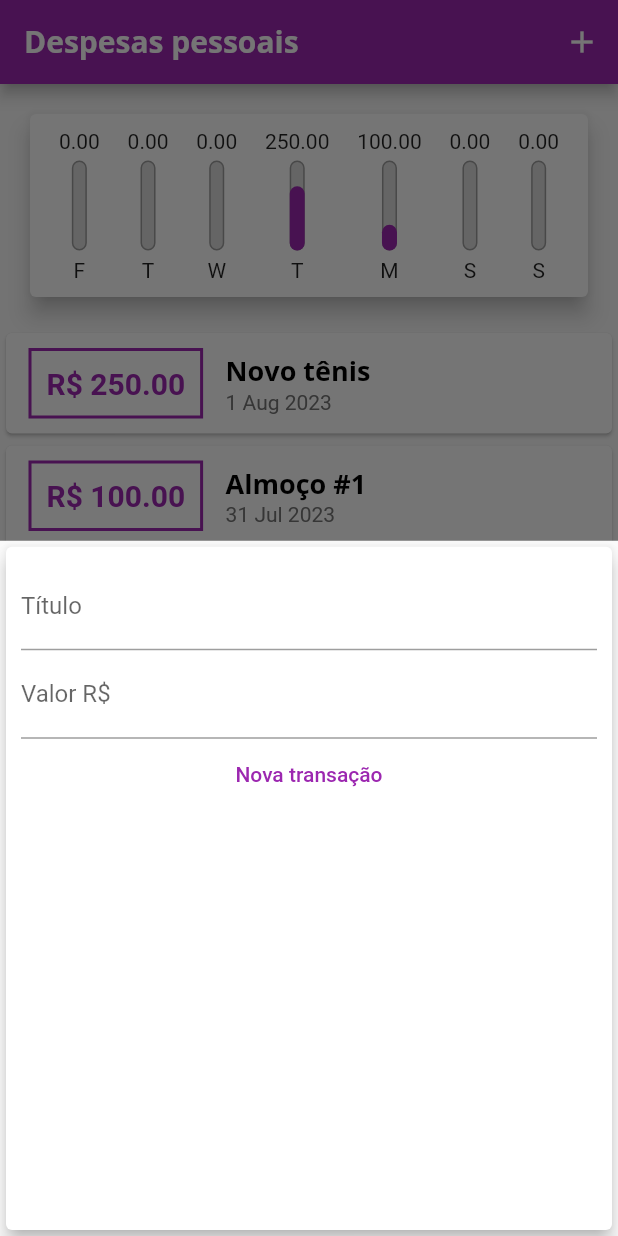
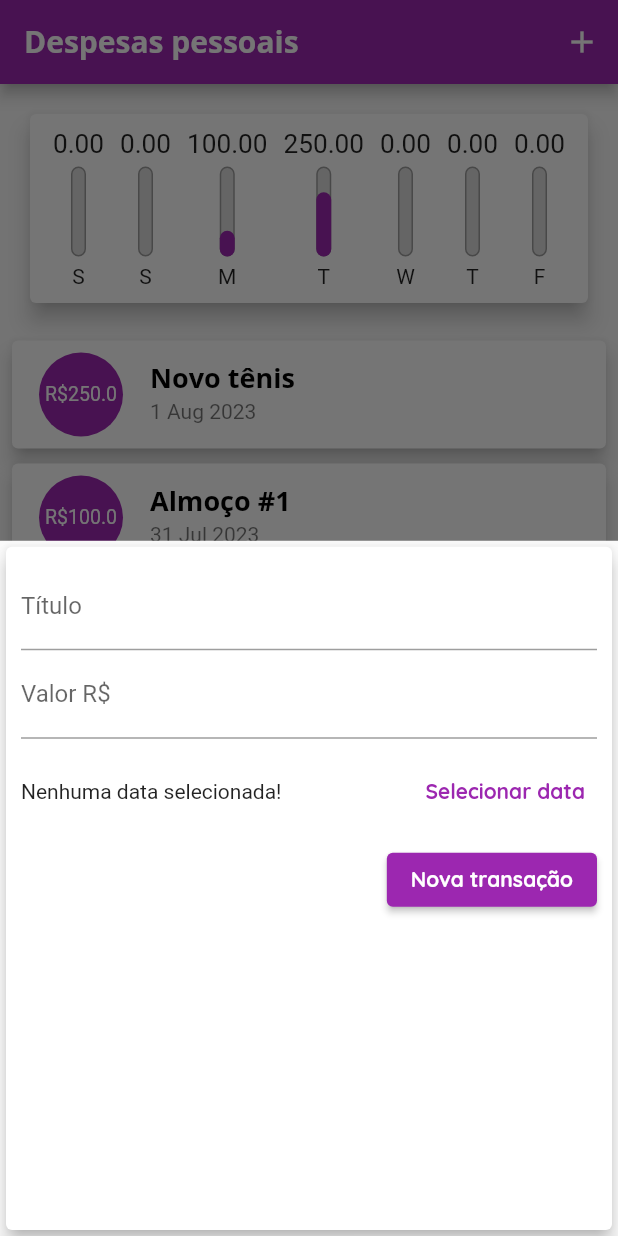
Before and after one commit to santanapaulo/flutter_expenses, a Flutter app: the screen it shows after launch, after a tap on the "add" icon, on a phone screen of 412 x 824 dp. Run offline on Flutter 3.47's test engine with Material 2 defaults, Android fonts, the phone set to English and light mode, and no system bars; our stand-ins replace device_preview.

Commit message:
adding datepicker component

```diff
--- a/lib/components/chart.dart
+++ b/lib/components/chart.dart
@@ -25,7 +25,7 @@ class Chart extends StatelessWidget {
       }
 
       return {'day': DateFormat.E().format(weekDay)[0], 'value': totalSum};
-    });
+    }).reversed.toList();
   }
 
   double get _weekTotalValue {
--- a/lib/components/chart_bar.dart
+++ b/lib/components/chart_bar.dart
@@ -15,7 +15,9 @@ class ChartBar extends StatelessWidget {
   Widget build(BuildContext context) {
     return Column(
       children: [
-        FittedBox(child: Text(value.toStringAsFixed(2))),
+        SizedBox(
+            height: 20,
+            child: FittedBox(child: Text(value.toStringAsFixed(2)))),
         const SizedBox(
           height: 5,
         ),
--- a/lib/components/transaction_form.dart
+++ b/lib/components/transaction_form.dart
@@ -1,4 +1,5 @@
 import 'package:flutter/material.dart';
+import 'package:intl/intl.dart';
 
 class TransactionForm extends StatefulWidget {
   final void Function(String, double) onSubmit;
@@ -10,16 +11,34 @@ class TransactionForm extends StatefulWidget {
 }
 
 class _TransactionFormState extends State<TransactionForm> {
-  final titleController = TextEditingController();
-  final valueController = TextEditingController();
+  final _titleController = TextEditingController();
+  final _valueController = TextEditingController();
+  DateTime? _selectedDate;
 
   _onSubmit() {
-    final title = titleController.text;
-    final value = double.tryParse(valueController.text) ?? 0.0;
+    final title = _titleController.text;
+    final value = double.tryParse(_valueController.text) ?? 0.0;
     if (title.isEmpty || value <= 0) {
       return;
     }
     widget.onSubmit(title, value);
+  }
+
+  _showDatePicker() {
+    showDatePicker(
+            context: context,
+            initialDate: DateTime.now(),
+            firstDate: DateTime(2019),
+            lastDate: DateTime.now())
+        .then((value) {
+      if (value == null) {
+        return;
+      }
+
+      setState(() {
+        _selectedDate = value;
+      });
+    });
   }
 
   @override
@@ -31,21 +50,43 @@ class _TransactionFormState extends State<TransactionForm> {
           child: Column(
             children: [
               TextField(
-                controller: titleController,
+                controller: _titleController,
                 onSubmitted: (_) => _onSubmit(),
                 decoration: const InputDecoration(labelText: 'Título'),
               ),
               TextField(
-                controller: valueController,
+                controller: _valueController,
                 onSubmitted: (_) => _onSubmit(),
                 keyboardType:
                     const TextInputType.numberWithOptions(decimal: true),
                 decoration: const InputDecoration(labelText: 'Valor R\$'),
               ),
-              TextButton(
-                onPressed: _onSubmit,
-                style: TextButton.styleFrom(foregroundColor: Colors.purple),
-                child: const Text('Nova transação'),
+              SizedBox(
+                height: 70,
+                child: Row(children: [
+                  Expanded(
+                    child: Text(_selectedDate == null
+                        ? 'Nenhuma data selecionada!'
+                        : 'Data selecionada: ${DateFormat('dd/MM/y').format(_selectedDate!)}'),
+                  ),
+                  TextButton(
+                    style: TextButton.styleFrom(foregroundColor: Colors.purple),
+                    onPressed: _showDatePicker,
+                    child: const Text(
+                      'Selecionar data',
+                      style: TextStyle(fontWeight: FontWeight.bold),
+                    ),
+                  )
+                ]),
+              ),
+              Row(
+                mainAxisAlignment: MainAxisAlignment.end,
+                children: [
+                  ElevatedButton(
+                    onPressed: _onSubmit,
+                    child: const Text('Nova transação'),
+                  ),
+                ],
               )
             ],
           )),
--- a/lib/components/transaction_list.dart
+++ b/lib/components/transaction_list.dart
@@ -35,37 +35,28 @@ class TransactionList extends StatelessWidget {
               itemBuilder: (ctx, index) {
                 final tr = transactions[index];
                 return Card(
-                  child: Row(children: [
-                    Container(
-                        margin: const EdgeInsets.symmetric(
-                            horizontal: 15, vertical: 10),
-                        decoration: BoxDecoration(
-                            border: Border.all(
-                          width: 2,
-                          color: Theme.of(context).colorScheme.primary,
-                        )),
-                        padding: const EdgeInsets.all(10),
-                        child: Text(
-                          'R\$ ${tr.value.toStringAsFixed(2)}',
-                          style: TextStyle(
-                              color: Theme.of(context).colorScheme.primary,
-                              fontWeight: FontWeight.bold,
-                              fontSize: 20),
-                        )),
-                    Column(
-                      crossAxisAlignment: CrossAxisAlignment.start,
-                      children: [
-                        Text(
-                          tr.title,
-                          style: Theme.of(context).textTheme.titleLarge,
-                        ),
-                        Text(
-                          DateFormat('d MMM y').format(tr.date),
-                          style: TextStyle(color: Colors.grey[600]),
-                        ),
-                      ],
+                  elevation: 5,
+                  margin: const EdgeInsets.symmetric(
+                    horizontal: 8,
+                    vertical: 5,
+                  ),
+                  child: ListTile(
+                    leading: CircleAvatar(
+                      radius: 30,
+                      backgroundColor: Theme.of(context).colorScheme.primary,
+                      child: Padding(
+                          padding: const EdgeInsets.all(6),
+                          child: FittedBox(
+                              child: Text('R\$${tr.value}',
+                                  style:
+                                      const TextStyle(color: Colors.white)))),
                     ),
-                  ]),
+                    title: Text(
+                      tr.title,
+                      style: Theme.of(context).textTheme.titleLarge,
+                    ),
+                    subtitle: Text(DateFormat('d MMM y').format(tr.date)),
+                  ),
                 );
               },
             ),
--- a/lib/main.dart
+++ b/lib/main.dart
@@ -36,7 +36,11 @@ class ExpensesApp extends StatelessWidget {
               fontWeight: FontWeight.bold,
               color: Colors.black,
             ),
-        ),
+            labelLarge: const TextStyle(
+              fontFamily: 'Quicksand',
+              fontWeight: FontWeight.bold,
+              color: Colors.white,
+            )),
         appBarTheme: const AppBarTheme(
           titleTextStyle: TextStyle(
             fontFamily: 'OpenSans',
```
Lines whose indentation alone changed are shown as unchanged.
